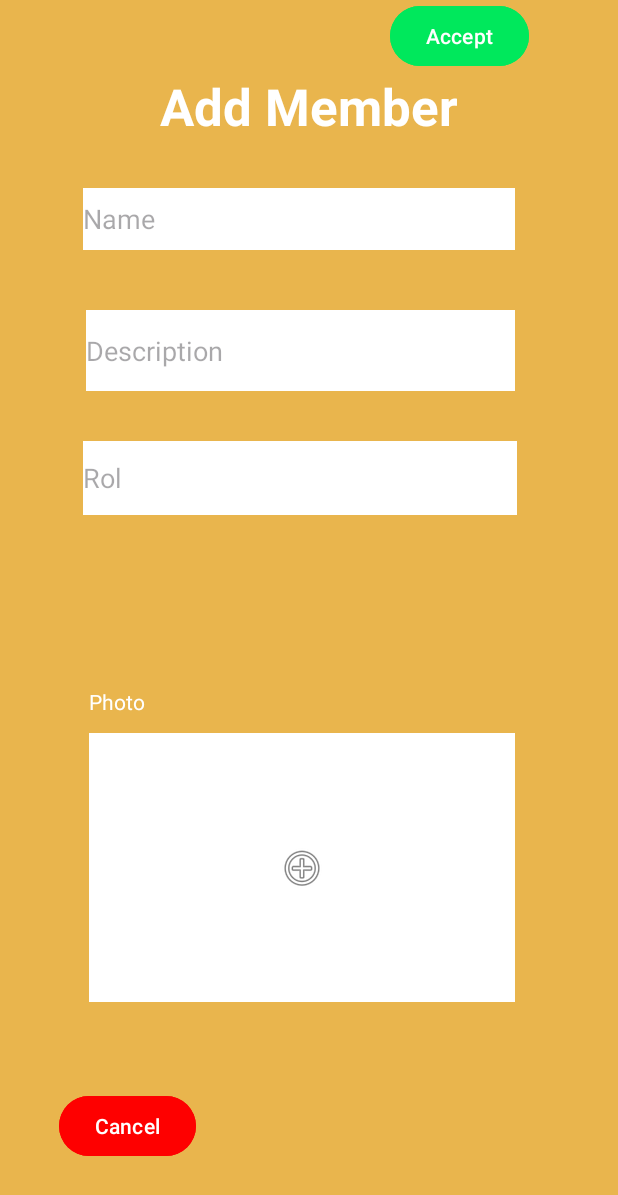
After one commit to Nexware-Aplicaciones-Moviles-WX61/GastroTrack-AppMovil, an Android app: the AddMemberActivity screen opened directly, with no data from a screen before it, on a phone screen of 412 x 824 dp. The commit adds this screen. Shown: the top 1195 px of the screen. Run offline under Robolectric (Android 15) with nearby library versions, the phone set to English and light mode, and no system bars.

Commit message:
Update last details

```diff
--- a/app/src/main/AndroidManifest.xml
+++ b/app/src/main/AndroidManifest.xml
@@ -29,6 +29,8 @@
         <activity android:name=".TeamActivity" />
         <activity android:name=".ProfileActivity" />
         <activity android:name=".UpdateProductActivity"/>
+        <activity android:name=".AddMemberActivity"/>
+        <activity android:name=".UpdateTaskActivity"/>
     </application>
 
 </manifest>
--- /dev/null
+++ b/app/src/main/java/com/example/gastrotrack_appmovil/AddMemberActivity.kt
@@ -0,0 +1,25 @@
+package com.example.gastrotrack_appmovil
+
+import android.content.Intent
+import android.os.Bundle
+import android.widget.Button
+import androidx.appcompat.app.AppCompatActivity
+
+class AddMemberActivity:AppCompatActivity() {
+    override fun onCreate(savedInstanceState: Bundle?) {
+        super.onCreate(savedInstanceState)
+
+        setContentView(R.layout.add_member)
+
+        val btnCancelAM=findViewById<Button>(R.id.btnCancelAM)
+
+        btnCancelAM.setOnClickListener {
+            val intent = Intent(this, TeamActivity::class.java)
+            startActivity(intent)
+            finish()
+        }
+
+
+
+    }
+}
--- /dev/null
+++ b/app/src/main/res/layout/add_member.xml
@@ -0,0 +1,115 @@
+<?xml version="1.0" encoding="utf-8"?>
+<androidx.constraintlayout.widget.ConstraintLayout xmlns:android="http://schemas.android.com/apk/res/android"
+    xmlns:app="http://schemas.android.com/apk/res-auto"
+    xmlns:tools="http://schemas.android.com/tools"
+    android:layout_width="match_parent"
+    android:layout_height="match_parent"
+    android:background="#E9B54D">
+
+    <TextView
+        android:id="@+id/textView31"
+        android:layout_width="wrap_content"
+        android:layout_height="wrap_content"
+        android:layout_marginTop="48dp"
+        android:text="Add Member"
+        android:textColor="@color/white"
+        android:textSize="34sp"
+        android:textStyle="bold"
+        app:layout_constraintEnd_toEndOf="parent"
+        app:layout_constraintStart_toStartOf="parent"
+        app:layout_constraintTop_toTopOf="parent" />
+
+    <EditText
+        android:id="@+id/editTextText11"
+        android:layout_width="288dp"
+        android:layout_height="41dp"
+        android:layout_marginStart="32dp"
+        android:layout_marginTop="32dp"
+        android:layout_marginEnd="32dp"
+        android:background="@color/white"
+        android:ems="10"
+        android:hint="Name"
+        android:inputType="text"
+        app:layout_constraintEnd_toEndOf="parent"
+        app:layout_constraintHorizontal_bias="0.389"
+        app:layout_constraintStart_toStartOf="parent"
+        app:layout_constraintTop_toBottomOf="@+id/textView31" />
+
+    <EditText
+        android:id="@+id/editTextText12"
+        android:layout_width="286dp"
+        android:layout_height="54dp"
+        android:layout_marginStart="32dp"
+        android:layout_marginTop="40dp"
+        android:layout_marginEnd="32dp"
+        android:background="@color/white"
+        android:ems="10"
+        android:hint="Description"
+        android:inputType="text"
+        app:layout_constraintEnd_toEndOf="parent"
+        app:layout_constraintHorizontal_bias="0.41"
+        app:layout_constraintStart_toStartOf="parent"
+        app:layout_constraintTop_toBottomOf="@+id/editTextText11" />
+
+    <EditText
+        android:id="@+id/editTextText13"
+        android:layout_width="289dp"
+        android:layout_height="49dp"
+        android:layout_marginStart="32dp"
+        android:layout_marginTop="33dp"
+        android:layout_marginEnd="32dp"
+        android:background="@color/white"
+        android:ems="10"
+        android:hint="Rol"
+        android:inputType="text"
+        app:layout_constraintBottom_toTopOf="@+id/imageButton5"
+        app:layout_constraintEnd_toEndOf="parent"
+        app:layout_constraintHorizontal_bias="0.396"
+        app:layout_constraintStart_toStartOf="parent"
+        app:layout_constraintTop_toBottomOf="@+id/editTextText12"
+        app:layout_constraintVertical_bias="0.0" />
+
+    <ImageButton
+        android:id="@+id/imageButton5"
+        android:layout_width="284dp"
+        android:layout_height="179dp"
+        android:layout_marginBottom="156dp"
+        android:background="@color/white"
+        app:layout_constraintBottom_toBottomOf="parent"
+        app:layout_constraintEnd_toEndOf="parent"
+        app:layout_constraintHorizontal_bias="0.464"
+        app:layout_constraintStart_toStartOf="parent"
+        app:srcCompat="@android:drawable/ic_menu_add" />
+
+    <Button
+        android:id="@+id/btnCancelAM"
+        android:layout_width="wrap_content"
+        android:layout_height="wrap_content"
+        android:layout_marginStart="39dp"
+        android:layout_marginBottom="49dp"
+        android:backgroundTint="#FE0000"
+        android:text="Cancel"
+        app:layout_constraintBottom_toBottomOf="parent"
+        app:layout_constraintStart_toStartOf="parent" />
+
+    <Button
+        android:id="@+id/button7"
+        android:layout_width="wrap_content"
+        android:layout_height="wrap_content"
+        android:layout_marginEnd="59dp"
+        android:backgroundTint="#00E85C"
+        android:text="Accept"
+        app:layout_constraintEnd_toEndOf="parent"
+        tools:layout_editor_absoluteY="632dp" />
+
+    <TextView
+        android:id="@+id/textView32"
+        android:layout_width="wrap_content"
+        android:layout_height="wrap_content"
+        android:layout_marginStart="59dp"
+        android:layout_marginBottom="11dp"
+        android:text="Photo"
+        android:textColor="@color/white"
+        app:layout_constraintBottom_toTopOf="@+id/imageButton5"
+        app:layout_constraintStart_toStartOf="parent" />
+</androidx.constraintlayout.widget.ConstraintLayout>
--- a/app/src/main/res/layout/update_product.xml
+++ b/app/src/main/res/layout/update_product.xml
@@ -11,7 +11,7 @@
         android:layout_width="wrap_content"
         android:layout_height="wrap_content"
         android:layout_marginTop="26dp"
-        android:text="Update product"
+        android:text="Add/Update product"
         android:textColor="@color/white"
         android:textSize="34sp"
         android:textStyle="bold"
```
Also changed, not shown: app/src/main/java/com/example/gastrotrack_appmovil/InventoryActivity.kt (+7 -0 lines), app/src/main/java/com/example/gastrotrack_appmovil/TeamActivity.kt (+18 -0 lines), app/src/main/java/com/example/gastrotrack_appmovil/UpdateTaskActivity.kt (added, +21 -0 lines), app/src/main/res/layout/team.xml (+4 -3 lines), app/src/main/res/layout/update_task.xml (added, +102 -0 lines).
